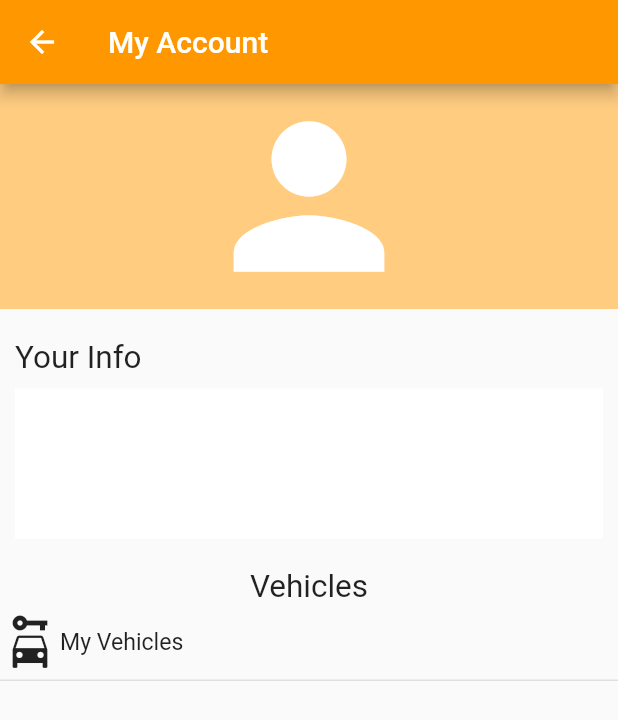
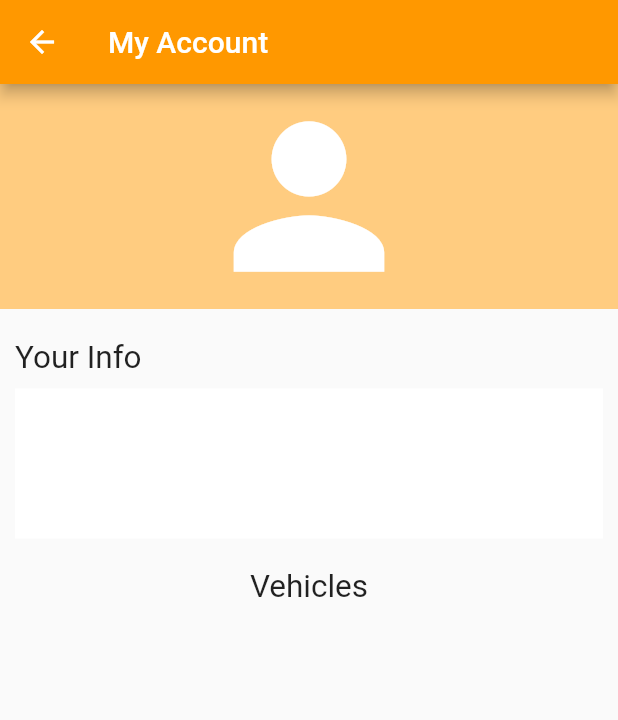
Before and after one commit to TaylorTe2/SideStep, a Flutter app: the Settings screen opened directly, on a phone screen of 412 x 824 dp. Shown: the top 720 px of the screen. Run offline on Flutter 3.47's test engine with Material 2 defaults, Android fonts, the phone set to English and light mode, and no system bars; our stand-ins replace csv, google_maps_flutter.

Commit message:
removed the myvehicles button so that display of vehicles can later be implemented

```diff
--- a/lib/UserSettings.dart
+++ b/lib/UserSettings.dart
@@ -35,7 +35,6 @@ class Settings extends StatelessWidget {
                 'Vehicles',
                 textScaleFactor: 1.5,
               ),
-              MyVehiclesButton(),
             ],
           ),
         ),
@@ -44,46 +43,6 @@ class Settings extends StatelessWidget {
   }
 }
 
-class MyVehiclesButton extends StatelessWidget {
-  const MyVehiclesButton({Key? key}) : super(key: key);
-
-  @override
-  Widget build(BuildContext context) {
-    return InkWell(
-      child: Container(
-        height: 50,
-        width: MediaQuery.of(context).size.width,
-        decoration: BoxDecoration(
-          border: Border(
-            bottom: BorderSide(color: Colors.grey.shade300),
-          ),
-        ),
-        child: Row(
-          children: [
-            Icon(
-              Icons.car_rental,
-              size: 40,
-            ),
-            Center(
-              child: Text(
-                'My Vehicles',
-                textAlign: TextAlign.center,
-                textScaleFactor: 1.1,
-              ),
-            ),
-          ],
-        ),
-      ),
-      onTap: () {
-        print("tapped");
-        Navigator.push(
-          context,
-          MaterialPageRoute(builder: (context) => const UserVehicles()),
-        );
-      },
-    );
-  }
-}
 
 class UserInfo extends StatelessWidget {
   const UserInfo({Key? key}) : super(key: key);
@@ -112,34 +71,3 @@ class UserInfo extends StatelessWidget {
     );
   }
 }
-
-class UserVehicles extends StatelessWidget {
-  const UserVehicles({Key? key}) : super(key: key);
-
-  @override
-  Widget build(BuildContext context) {
-    return Scaffold(
-      appBar: AppBar(
-        title: Text('My Vehicles'),
-        backgroundColor: Colors.orange,
-      ),
-      body: Column(
-        children: [
-          Container(
-            height: 180.0,
-            decoration: BoxDecoration(
-              border: Border(bottom: BorderSide(color: Colors.grey.shade300)),
-            ),
-            child: Center(
-              child: Text(
-                'Vehicle information placeholder',
-                textAlign: TextAlign.center,
-                textScaleFactor: 1.1,
-              ),
-            ),
-          )
-        ],
-      ),
-    );
-  }
-}
```
